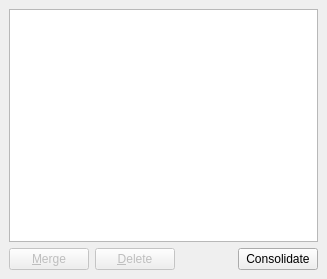
Qt form gui/docks/labeldock.ui (gerbilvis/gerbil) before a commit.
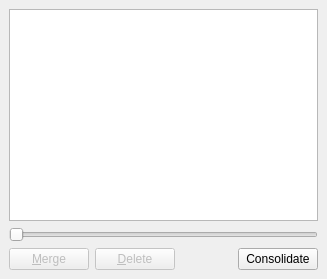
The same form after that commit.

Commit message:
label masks and label icon size slider in labels dock.
 * add Mat2QImage for ARGB images
 * disable drag&drop in label icon view

The edit to the form file:
```diff
--- a/gui/docks/labeldock.ui
+++ b/gui/docks/labeldock.ui
@@ -14,8 +14,8 @@
    <string>Labels</string>
   </property>
   <widget class="QWidget" name="dockWidgetContents">
-   <layout class="QVBoxLayout" name="verticalLayout">
-    <item>
+   <layout class="QGridLayout" name="gridLayout">
+    <item row="0" column="0">
      <widget class="QListView" name="labelView">
       <property name="mouseTracking">
        <bool>true</bool>
@@ -37,7 +37,30 @@
       </property>
      </widget>
     </item>
-    <item>
+    <item row="1" column="0">
+     <layout class="QHBoxLayout" name="horizontalLayout_2">
+      <item>
+       <widget class="QSlider" name="sizeSlider">
+        <property name="minimum">
+         <number>32</number>
+        </property>
+        <property name="maximum">
+         <number>128</number>
+        </property>
+        <property name="singleStep">
+         <number>2</number>
+        </property>
+        <property name="pageStep">
+         <number>16</number>
+        </property>
+        <property name="orientation">
+         <enum>Qt::Horizontal</enum>
+        </property>
+       </widget>
+      </item>
+     </layout>
+    </item>
+    <item row="2" column="0">
      <widget class="QWidget" name="widget" native="true">
       <layout class="QHBoxLayout" name="horizontalLayout">
        <property name="leftMargin">
```
Left out of the diff: 20 changed lines with no effect on the pictures. The commit also changes 10 other files.
